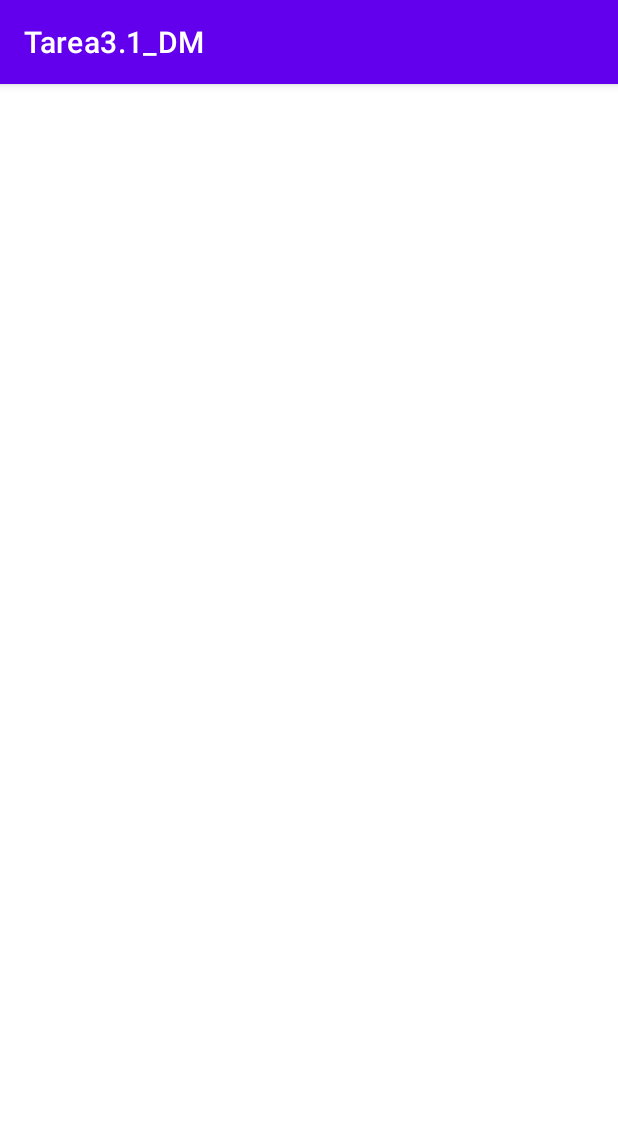
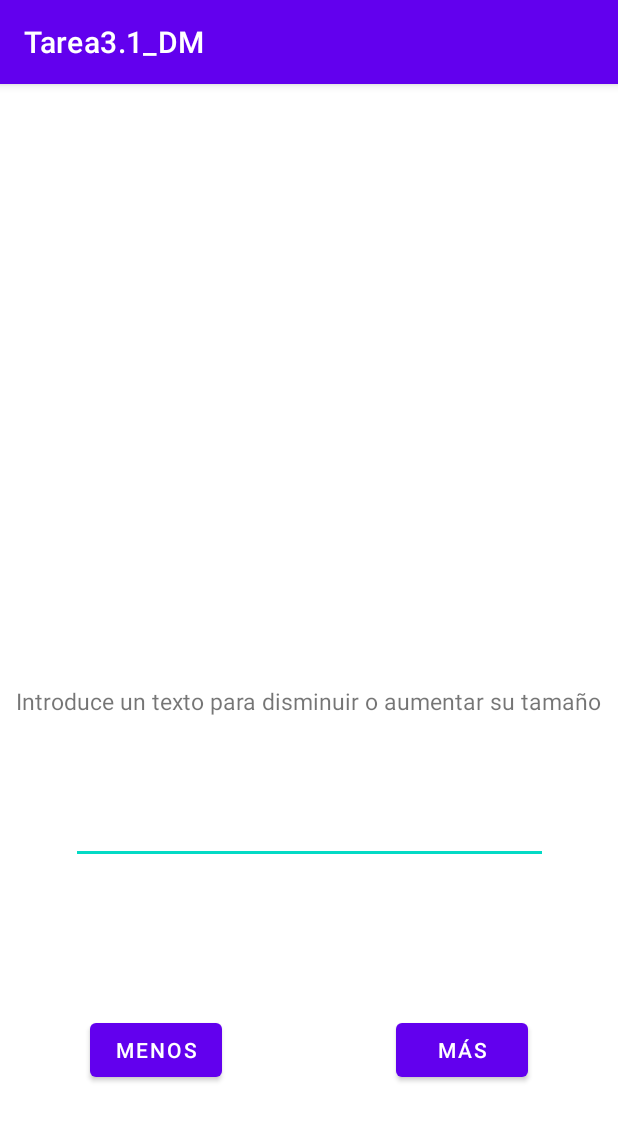
Before and after one commit to martadevos/Tarea3.1_DM, an Android app: the TamanoTextoActivity screen opened directly, with no data from a screen before it, on a phone screen of 412 x 824 dp. Shown: the top 1121 px of the screen. Run offline under Robolectric (Android 15) with nearby library versions, the phone set to English and light mode, and no system bars.

Commit message:
ACABADO: 1, 2, 3 y 5

```diff
--- a/app/src/main/java/com/example/tarea31_dm/TamanoTextoActivity.kt
+++ b/app/src/main/java/com/example/tarea31_dm/TamanoTextoActivity.kt
@@ -2,10 +2,32 @@ package com.example.tarea31_dm
 
 import androidx.appcompat.app.AppCompatActivity
 import android.os.Bundle
+import android.view.View
+import android.widget.Button
+import android.widget.EditText
 
-class TamanoTextoActivity : AppCompatActivity() {
+class TamanoTextoActivity : AppCompatActivity(), View.OnClickListener {
+    var editTextTamano: EditText? = null
+    var btnMas: Button? = null
+    var btnMenos: Button? = null
+    var tamanoTexto: Float? = null
+
     override fun onCreate(savedInstanceState: Bundle?) {
         super.onCreate(savedInstanceState)
         setContentView(R.layout.activity_tamano_texto)
+        //Declaración del texto para alinear y los botones de aumentar y disminuir
+        editTextTamano= findViewById(R.id.editTextTamano)
+        btnMas= findViewById(R.id.btnMas)
+        btnMenos= findViewById(R.id.btnMenos)
+        btnMas?.setOnClickListener(this)
+        btnMenos?.setOnClickListener(this)
+    }
+
+    override fun onClick(p0: View?) {
+        tamanoTexto = editTextTamano?.textSize
+        when(p0?.id){
+            btnMas?.id -> editTextTamano?.textSize = tamanoTexto?.plus(1)!!
+            btnMenos?.id -> editTextTamano?.textSize = tamanoTexto?.minus(1)!!
+        }
     }
 }
--- a/app/src/main/res/layout/activity_tamano_texto.xml
+++ b/app/src/main/res/layout/activity_tamano_texto.xml
@@ -6,4 +6,49 @@
     android:layout_height="match_parent"
     tools:context=".TamanoTextoActivity">
 
+    <EditText
+        android:id="@+id/editTextTamano"
+        android:layout_width="318dp"
+        android:layout_height="wrap_content"
+        android:layout_marginBottom="100dp"
+        android:ems="10"
+        android:gravity="center|top"
+        android:inputType="text"
+        android:minHeight="48dp"
+        app:layout_constraintBottom_toTopOf="@+id/btnMenos"
+        app:layout_constraintEnd_toEndOf="parent"
+        app:layout_constraintHorizontal_bias="0.5"
+        app:layout_constraintStart_toStartOf="parent" />
+
+    <TextView
+        android:id="@+id/textView"
+        android:layout_width="wrap_content"
+        android:layout_height="wrap_content"
+        android:layout_marginBottom="50dp"
+        android:textSize="15sp"
+        android:text="@string/introduce_un_texto_para_disminuir_o_aumentar_su_tama_o"
+        app:layout_constraintBottom_toTopOf="@+id/editTextTamano"
+        app:layout_constraintEnd_toEndOf="parent"
+        app:layout_constraintHorizontal_bias="0.498"
+        app:layout_constraintStart_toStartOf="parent" />
+
+    <Button
+        android:id="@+id/btnMenos"
+        android:layout_width="wrap_content"
+        android:layout_height="wrap_content"
+        android:layout_marginStart="60dp"
+        android:layout_marginBottom="100dp"
+        android:text="@string/menos"
+        app:layout_constraintBottom_toBottomOf="parent"
+        app:layout_constraintStart_toStartOf="parent" />
+
+    <Button
+        android:id="@+id/btnMas"
+        android:layout_width="wrap_content"
+        android:layout_height="wrap_content"
+        android:layout_marginEnd="60dp"
+        android:layout_marginBottom="100dp"
+        android:text="@string/mas"
+        app:layout_constraintBottom_toBottomOf="parent"
+        app:layout_constraintEnd_toEndOf="parent" />
 </androidx.constraintlayout.widget.ConstraintLayout>
--- a/app/src/main/res/values/strings.xml
+++ b/app/src/main/res/values/strings.xml
@@ -33,4 +33,7 @@
     <string name="introduce_un_texto_de_varias_lineas_para_alinearlo">Introduce un texto de varias líneas para alinearlo</string>
     <string name="derecha">Derecha</string>
     <string name="izquierda">Izquierda</string>
+    <string name="introduce_un_texto_para_disminuir_o_aumentar_su_tama_o">Introduce un texto para disminuir o aumentar su tamaño</string>
+    <string name="mas">más</string>
+    <string name="menos">menos</string>
 </resources>
```
Also changed, not shown: app/src/main/java/com/example/tarea31_dm/AlinearTextoActivity.kt (+23 -2 lines), app/src/main/java/com/example/tarea31_dm/ColorTextoActivity.kt (+21 -14 lines), app/src/main/java/com/example/tarea31_dm/SumaActivity.kt (+0 -45 lines), app/src/main/res/layout/activity_alinear_texto.xml (+7 -8 lines), app/src/main/res/layout/activity_color_texto.xml (+2 -12 lines).
